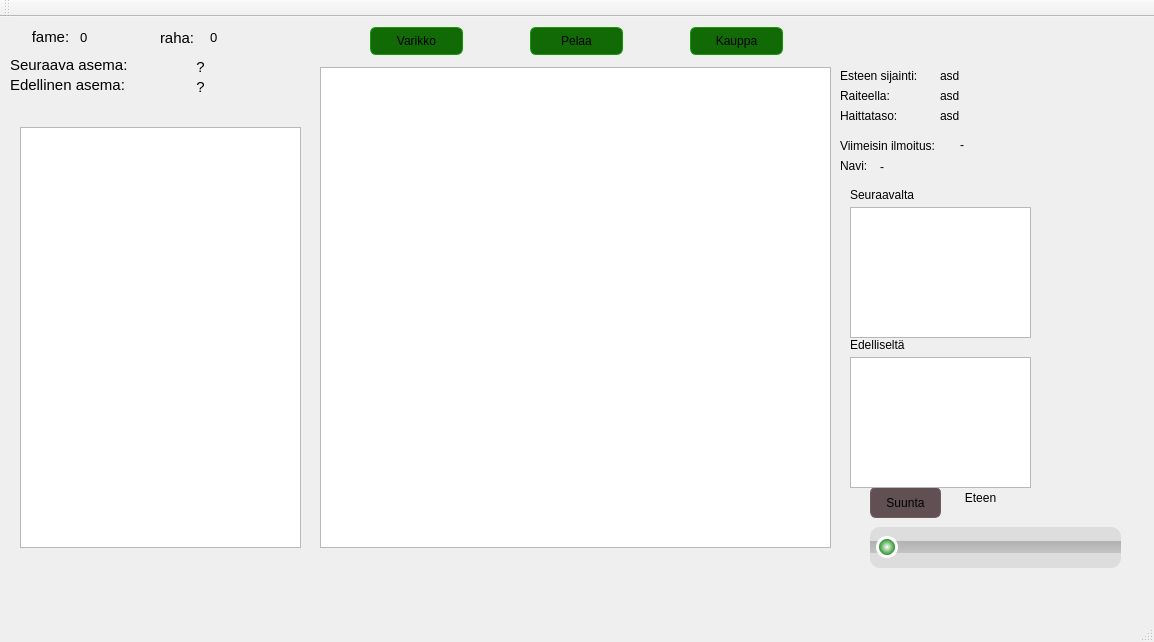
Qt form TrainGame/TrainGame/mainwindow.ui (MilanFIN/TrainGame) before a commit.
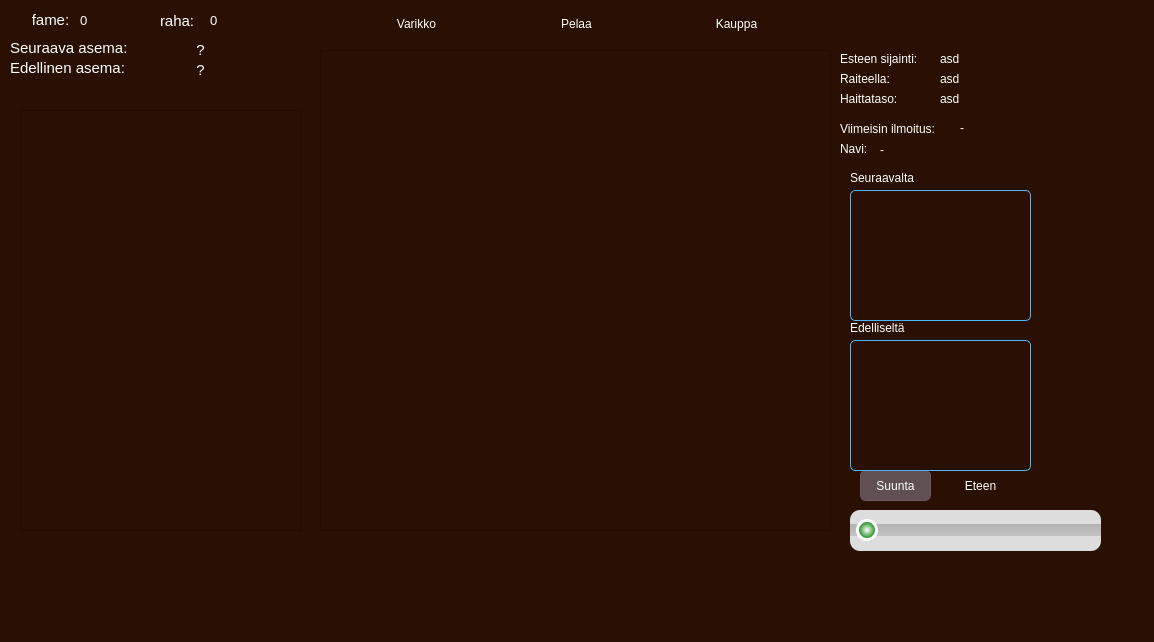
The same form after that commit. The open tabs and pages were chosen to show the change.

```diff
--- a/TrainGame/TrainGame/mainwindow.ui
+++ b/TrainGame/TrainGame/mainwindow.ui
@@ -14,7 +14,7 @@
    <string>TrainGame</string>
   </property>
   <property name="styleSheet">
-   <string notr="true"/>
+   <string notr="true">		background-color: #291003;</string>
   </property>
   <widget class="QWidget" name="centralWidget">
    <widget class="QStackedWidget" name="stackedWidget">
@@ -199,7 +199,7 @@
      <widget class="QSlider" name="gasSlider">
       <property name="geometry">
        <rect>
-        <x>860</x>
+        <x>840</x>
         <y>470</y>
         <width>251</width>
         <height>41</height>
@@ -245,7 +245,7 @@
      <widget class="QPushButton" name="directionButton">
       <property name="geometry">
        <rect>
-        <x>860</x>
+        <x>850</x>
         <y>430</y>
         <width>71</width>
         <height>31</height>
@@ -261,6 +261,7 @@
 }
 QPushButton {
 font: 75 12pt &quot;Caladea&quot;;
+color: #fff;
 border: 1px solid #72595e;
 border-radius: 6px;
 background-color: #605053;
@@ -278,9 +279,12 @@
         <x>940</x>
         <y>430</y>
         <width>61</width>
-        <height>21</height>
+        <height>31</height>
        </rect>
       </property>
+      <property name="styleSheet">
+       <string notr="true">color: #fff;</string>
+      </property>
       <property name="text">
        <string>Eteen</string>
       </property>
@@ -297,6 +301,9 @@
         <height>16</height>
        </rect>
       </property>
+      <property name="styleSheet">
+       <string notr="true">color: #fff;</string>
+      </property>
       <property name="text">
        <string>Seuraavalta</string>
       </property>
@@ -310,6 +317,9 @@
         <height>16</height>
        </rect>
       </property>
+      <property name="styleSheet">
+       <string notr="true">color: #fff;</string>
+      </property>
       <property name="text">
        <string>Edelliseltä</string>
       </property>
@@ -323,6 +333,21 @@
         <height>131</height>
        </rect>
       </property>
+      <property name="styleSheet">
+       <string notr="true">QListWidget{
+	border: 1px solid #52b7fa;
+	border-radius: 5px;
+}
+
+QListView::item{
+	color: #fff;
+}
+QListWidget::item:selected
+{
+    		background: qlineargradient(x1: 0, y1: 0, x2: 0, y2: 0.67, 
+            stop: 0 #a9d8f5, stop: 1 #52b7fa);
+}</string>
+      </property>
      </widget>
      <widget class="QListWidget" name="passedStationsListWidget">
       <property name="geometry">
@@ -333,6 +358,21 @@
         <height>131</height>
        </rect>
       </property>
+      <property name="styleSheet">
+       <string notr="true">QListWidget{
+	border: 1px solid #52b7fa;
+	border-radius: 5px;
+}
+
+QListView::item{
+	color: #fff;
+}
+QListWidget::item:selected
+{
+    		background: qlineargradient(x1: 0, y1: 0, x2: 0, y2: 0.67, 
+            stop: 0 #a9d8f5, stop: 1 #52b7fa);
+}</string>
+      </property>
      </widget>
      <widget class="QLabel" name="nextStationLabel">
       <property name="geometry">
@@ -348,6 +388,9 @@
         <pointsize>11</pointsize>
        </font>
       </property>
+      <property name="styleSheet">
+       <string notr="true">color: #fff;</string>
+      </property>
       <property name="text">
        <string>Seuraava asema:</string>
       </property>
@@ -366,6 +409,9 @@
         <pointsize>11</pointsize>
        </font>
       </property>
+      <property name="styleSheet">
+       <string notr="true">color: #fff;</string>
+      </property>
       <property name="text">
        <string>?</string>
       </property>
@@ -387,6 +433,9 @@
         <pointsize>11</pointsize>
        </font>
       </property>
+      <property name="styleSheet">
+       <string notr="true">color: #fff;</string>
+      </property>
       <property name="text">
        <string>Edellinen asema:</string>
       </property>
@@ -405,6 +454,9 @@
         <pointsize>11</pointsize>
        </font>
       </property>
+      <property name="styleSheet">
+       <string notr="true">color: #fff;</string>
+      </property>
       <property name="text">
        <string>?</string>
       </property>
@@ -421,6 +473,9 @@
         <height>17</height>
        </rect>
       </property>
+      <property name="styleSheet">
+       <string notr="true">color: #fff;</string>
+      </property>
       <property name="text">
        <string>Esteen sijainti:</string>
       </property>
@@ -434,6 +489,9 @@
         <height>17</height>
        </rect>
       </property>
+      <property name="styleSheet">
+       <string notr="true">color: #fff;</string>
+      </property>
       <property name="text">
        <string>Raiteella:</string>
       </property>
@@ -447,6 +505,9 @@
         <height>17</height>
        </rect>
       </property>
+      <property name="styleSheet">
+       <string notr="true">color: #fff;</string>
+      </property>
       <property name="text">
        <string>Haittataso:</string>
       </property>
@@ -460,6 +521,9 @@
         <height>17</height>
        </rect>
       </property>
+      <property name="styleSheet">
+       <string notr="true">color: #fff;</string>
+      </property>
       <property name="text">
        <string>asd</string>
       </property>
@@ -473,6 +537,9 @@
         <height>17</height>
        </rect>
       </property>
+      <property name="styleSheet">
+       <string notr="true">color: #fff;</string>
+      </property>
       <property name="text">
        <string>asd</string>
       </property>
@@ -486,6 +553,9 @@
         <height>17</height>
        </rect>
       </property>
+      <property name="styleSheet">
+       <string notr="true">color: #fff;</string>
+      </property>
       <property name="text">
        <string>asd</string>
       </property>
@@ -499,6 +569,9 @@
         <height>17</height>
        </rect>
       </property>
+      <property name="styleSheet">
+       <string notr="true">color: #fff;</string>
+      </property>
       <property name="text">
        <string>Viimeisin ilmoitus:</string>
       </property>
@@ -512,6 +585,9 @@
         <height>16</height>
        </rect>
       </property>
+      <property name="styleSheet">
+       <string notr="true">color: #fff;</string>
+      </property>
       <property name="text">
        <string>-</string>
       </property>
@@ -525,6 +601,9 @@
         <height>17</height>
        </rect>
       </property>
+      <property name="styleSheet">
+       <string notr="true">color: #fff;</string>
+      </property>
       <property name="text">
        <string>Navi: </string>
       </property>
@@ -538,6 +617,9 @@
         <height>20</height>
        </rect>
       </property>
+      <property name="styleSheet">
+       <string notr="true">color: #fff;</string>
+      </property>
       <property name="text">
        <string>-</string>
       </property>
@@ -843,11 +925,10 @@
 }
 QPushButton {
 font: 75 12pt &quot;Caladea&quot;;
-border: 1px solid #199909;
-border-radius: 6px;
-background-color: #116a06;
+color: #fff;
+border-radius: 8px;
 background-color: qlineargradient(x1: 0, y1: 0, x2: 0, y2: 0.67, 
-            stop: 0 #22c70d, stop: 1 #116a06);
+            stop: 0 #08f0f0, stop: 1 #009dff);
 }</string>
     </property>
     <property name="text">
@@ -866,41 +947,68 @@
     <property name="palette">
      <palette>
       <active>
+       <colorrole role="WindowText">
+        <brush brushstyle="SolidPattern">
+         <color alpha="255">
+          <red>255</red>
+          <green>255</green>
+          <blue>255</blue>
+         </color>
+        </brush>
+       </colorrole>
        <colorrole role="Button">
         <brush brushstyle="LinearGradientPattern">
          <gradient startx="0.000000000000000" starty="0.000000000000000" endx="0.000000000000000" endy="0.670000000000000" type="LinearGradient" spread="PadSpread" coordinatemode="ObjectBoundingMode">
           <gradientstop position="0.000000000000000">
            <color alpha="255">
-            <red>34</red>
-            <green>199</green>
-            <blue>13</blue>
+            <red>8</red>
+            <green>240</green>
+            <blue>240</blue>
            </color>
           </gradientstop>
           <gradientstop position="1.000000000000000">
            <color alpha="255">
-            <red>17</red>
-            <green>106</green>
-            <blue>6</blue>
+            <red>0</red>
+            <green>157</green>
+            <blue>255</blue>
            </color>
           </gradientstop>
          </gradient>
         </brush>
        </colorrole>
+       <colorrole role="Text">
+        <brush brushstyle="SolidPattern">
+         <color alpha="255">
+          <red>255</red>
+          <green>255</green>
+          <blue>255</blue>
+         </color>
+        </brush>
+       </colorrole>
+       <colorrole role="ButtonText">
+        <brush brushstyle="SolidPattern">
+         <color alpha="255">
+          <red>255</red>
+          <green>255</green>
+          <blue>255</blue>
+         </color>
+        </brush>
+       </colorrole>
        <colorrole role="Base">
         <brush brushstyle="LinearGradientPattern">
          <gradient startx="0.000000000000000" starty="0.000000000000000" endx="0.000000000000000" endy="0.670000000000000" type="LinearGradient" spread="PadSpread" coordinatemode="ObjectBoundingMode">
           <gradientstop position="0.000000000000000">
            <color alpha="255">
-            <red>34</red>
-            <green>199</green>
-            <blue>13</blue>
+            <red>8</red>
+            <green>240</green>
+            <blue>240</blue>
            </color>
           </gradientstop>
           <gradientstop position="1.000000000000000">
            <color alpha="255">
-            <red>17</red>
-            <green>106</green>
-            <blue>6</blue>
+            <red>0</red>
+            <green>157</green>
+            <blue>255</blue>
            </color>
           </gradientstop>
          </gradient>
@@ -911,16 +1019,16 @@
          <gradient startx="0.000000000000000" starty="0.000000000000000" endx="0.000000000000000" endy="0.670000000000000" type="LinearGradient" spread="PadSpread" coordinatemode="ObjectBoundingMode">
           <gradientstop position="0.000000000000000">
            <color alpha="255">
-            <red>34</red>
-            <green>199</green>
-            <blue>13</blue>
+            <red>8</red>
+            <green>240</green>
+            <blue>240</blue>
            </color>
           </gradientstop>
           <gradientstop position="1.000000000000000">
            <color alpha="255">
-            <red>17</red>
-            <green>106</green>
-            <blue>6</blue>
+            <red>0</red>
+            <green>157</green>
+            <blue>255</blue>
            </color>
           </gradientstop>
          </gradient>
@@ -928,41 +1036,68 @@
        </colorrole>
       </active>
       <inactive>
+       <colorrole role="WindowText">
+        <brush brushstyle="SolidPattern">
+         <color alpha="255">
+          <red>255</red>
+          <green>255</green>
+          <blue>255</blue>
+         </color>
+        </brush>
+       </colorrole>
        <colorrole role="Button">
         <brush brushstyle="LinearGradientPattern">
          <gradient startx="0.000000000000000" starty="0.000000000000000" endx="0.000000000000000" endy="0.670000000000000" type="LinearGradient" spread="PadSpread" coordinatemode="ObjectBoundingMode">
           <gradientstop position="0.000000000000000">
            <color alpha="255">
-            <red>34</red>
-            <green>199</green>
-            <blue>13</blue>
+            <red>8</red>
+            <green>240</green>
+            <blue>240</blue>
            </color>
           </gradientstop>
           <gradientstop position="1.000000000000000">
            <color alpha="255">
-            <red>17</red>
-            <green>106</green>
-            <blue>6</blue>
+            <red>0</red>
+            <green>157</green>
+            <blue>255</blue>
            </color>
           </gradientstop>
          </gradient>
         </brush>
        </colorrole>
+       <colorrole role="Text">
+        <brush brushstyle="SolidPattern">
+         <color alpha="255">
+          <red>255</red>
+          <green>255</green>
+          <blue>255</blue>
+         </color>
+        </brush>
+       </colorrole>
+       <colorrole role="ButtonText">
+        <brush brushstyle="SolidPattern">
+         <color alpha="255">
+          <red>255</red>
+          <green>255</green>
+          <blue>255</blue>
+         </color>
+        </brush>
+       </colorrole>
        <colorrole role="Base">
         <brush brushstyle="LinearGradientPattern">
          <gradient startx="0.000000000000000" starty="0.000000000000000" endx="0.000000000000000" endy="0.670000000000000" type="LinearGradient" spread="PadSpread" coordinatemode="ObjectBoundingMode">
           <gradientstop position="0.000000000000000">
            <color alpha="255">
-            <red>34</red>
-            <green>199</green>
-            <blue>13</blue>
+            <red>8</red>
+            <green>240</green>
+            <blue>240</blue>
            </color>
           </gradientstop>
           <gradientstop position="1.000000000000000">
            <color alpha="255">
-            <red>17</red>
-            <green>106</green>
-            <blue>6</blue>
+            <red>0</red>
+            <green>157</green>
+            <blue>255</blue>
            </color>
           </gradientstop>
          </gradient>
@@ -973,16 +1108,16 @@
          <gradient startx="0.000000000000000" starty="0.000000000000000" endx="0.000000000000000" endy="0.670000000000000" type="LinearGradient" spread="PadSpread" coordinatemode="ObjectBoundingMode">
           <gradientstop position="0.000000000000000">
            <color alpha="255">
-            <red>34</red>
-            <green>199</green>
-            <blue>13</blue>
+            <red>8</red>
+            <green>240</green>
+            <blue>240</blue>
            </color>
           </gradientstop>
           <gradientstop position="1.000000000000000">
            <color alpha="255">
-            <red>17</red>
-            <green>106</green>
-            <blue>6</blue>
+            <red>0</red>
+            <green>157</green>
+            <blue>255</blue>
            </color>
           </gradientstop>
          </gradient>
@@ -990,41 +1125,68 @@
        </colorrole>
       </inactive>
       <disabled>
+       <colorrole role="WindowText">
+        <brush brushstyle="SolidPattern">
+         <color alpha="255">
+          <red>255</red>
+          <green>255</green>
+          <blue>255</blue>
+         </color>
+        </brush>
+       </colorrole>
        <colorrole role="Button">
         <brush brushstyle="LinearGradientPattern">
          <gradient startx="0.000000000000000" starty="0.000000000000000" endx="0.000000000000000" endy="0.670000000000000" type="LinearGradient" spread="PadSpread" coordinatemode="ObjectBoundingMode">
           <gradientstop position="0.000000000000000">
            <color alpha="255">
-            <red>34</red>
-            <green>199</green>
-            <blue>13</blue>
+            <red>8</red>
+            <green>240</green>
+            <blue>240</blue>
            </color>
           </gradientstop>
           <gradientstop position="1.000000000000000">
            <color alpha="255">
-            <red>17</red>
-            <green>106</green>
-            <blue>6</blue>
+            <red>0</red>
+            <green>157</green>
+            <blue>255</blue>
            </color>
           </gradientstop>
          </gradient>
         </brush>
        </colorrole>
+       <colorrole role="Text">
+        <brush brushstyle="SolidPattern">
+         <color alpha="255">
+          <red>255</red>
+          <green>255</green>
+          <blue>255</blue>
+         </color>
+        </brush>
+       </colorrole>
+       <colorrole role="ButtonText">
+        <brush brushstyle="SolidPattern">
+         <color alpha="255">
+          <red>255</red>
+          <green>255</green>
+          <blue>255</blue>
+         </color>
+        </brush>
+       </colorrole>
        <colorrole role="Base">
         <brush brushstyle="LinearGradientPattern">
          <gradient startx="0.000000000000000" starty="0.000000000000000" endx="0.000000000000000" endy="0.670000000000000" type="LinearGradient" spread="PadSpread" coordinatemode="ObjectBoundingMode">
           <gradientstop position="0.000000000000000">
            <color alpha="255">
-            <red>34</red>
-            <green>199</green>
-            <blue>13</blue>
+            <red>8</red>
+            <green>240</green>
+            <blue>240</blue>
            </color>
           </gradientstop>
           <gradientstop position="1.000000000000000">
            <color alpha="255">
-            <red>17</red>
-            <green>106</green>
-            <blue>6</blue>
+            <red>0</red>
+            <green>157</green>
+            <blue>255</blue>
            </color>
           </gradientstop>
          </gradient>
@@ -1035,16 +1197,16 @@
          <gradient startx="0.000000000000000" starty="0.000000000000000" endx="0.000000000000000" endy="0.670000000000000" type="LinearGradient" spread="PadSpread" coordinatemode="ObjectBoundingMode">
           <gradientstop position="0.000000000000000">
            <color alpha="255">
-            <red>34</red>
-            <green>199</green>
-            <blue>13</blue>
+            <red>8</red>
+            <green>240</green>
+            <blue>240</blue>
            </color>
           </gradientstop>
           <gradientstop position="1.000000000000000">
            <color alpha="255">
-            <red>17</red>
-            <green>106</green>
-            <blue>6</blue>
+            <red>0</red>
+            <green>157</green>
+            <blue>255</blue>
            </color>
           </gradientstop>
          </gradient>
@@ -1063,11 +1225,10 @@
 }
 QPushButton {
 font: 75 12pt &quot;Caladea&quot;;
-border: 1px solid #199909;
-border-radius: 6px;
-background-color: #116a06;
+color: #fff;
+border-radius: 8px;
 background-color: qlineargradient(x1: 0, y1: 0, x2: 0, y2: 0.67, 
-            stop: 0 #22c70d, stop: 1 #116a06);
+            stop: 0 #08f0f0, stop: 1 #009dff);
 }</string>
     </property>
     <property name="text">
@@ -1093,11 +1254,10 @@
 }
 QPushButton {
 font: 75 12pt &quot;Caladea&quot;;
-border: 1px solid #199909;
-border-radius: 6px;
-background-color: #116a06;
+color: #fff;
+border-radius: 8px;
 background-color: qlineargradient(x1: 0, y1: 0, x2: 0, y2: 0.67, 
-            stop: 0 #22c70d, stop: 1 #116a06);
+            stop: 0 #08f0f0, stop: 1 #009dff);
 }</string>
     </property>
     <property name="text">
@@ -1120,6 +1280,9 @@
       <bold>false</bold>
      </font>
     </property>
+    <property name="styleSheet">
+     <string notr="true">color: #fff;</string>
+    </property>
     <property name="text">
      <string>fame:</string>
     </property>
@@ -1141,6 +1304,9 @@
       <pointsize>10</pointsize>
      </font>
     </property>
+    <property name="styleSheet">
+     <string notr="true">color: #fff;</string>
+    </property>
     <property name="text">
      <string>0</string>
     </property>
@@ -1159,6 +1325,9 @@
       <pointsize>11</pointsize>
      </font>
     </property>
+    <property name="styleSheet">
+     <string notr="true">color: #fff;</string>
+    </property>
     <property name="text">
      <string>raha:</string>
     </property>
@@ -1177,30 +1346,14 @@
       <pointsize>10</pointsize>
      </font>
     </property>
+    <property name="styleSheet">
+     <string notr="true">color: #fff;</string>
+    </property>
     <property name="text">
      <string>0</string>
     </property>
    </widget>
   </widget>
-  <widget class="QMenuBar" name="menuBar">
-   <property name="geometry">
-    <rect>
-     <x>0</x>
-     <y>0</y>
-     <width>1154</width>
-     <height>22</height>
-    </rect>
-   </property>
-  </widget>
-  <widget class="QToolBar" name="mainToolBar">
-   <attribute name="toolBarArea">
-    <enum>TopToolBarArea</enum>
-   </attribute>
-   <attribute name="toolBarBreak">
-    <bool>false</bool>
-   </attribute>
-  </widget>
-  <widget class="QStatusBar" name="statusBar"/>
  </widget>
  <layoutdefault spacing="6" margin="11"/>
  <resources/>
```
Left out of the diff: 168 changed lines with no effect on the pictures.
